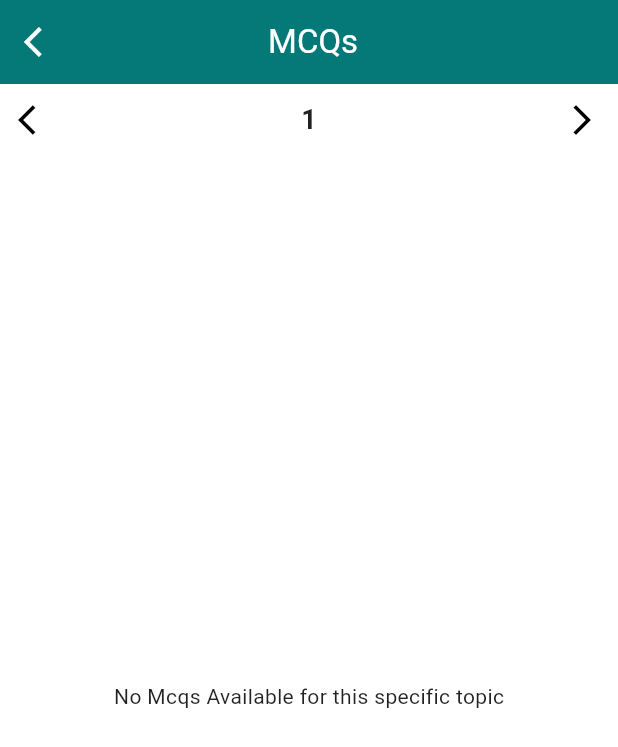
After one commit to umarprivit/prime_app, a Flutter app: the McqsListScreen screen opened by its route, after a tap on the "arrow back ios" icon, on a phone screen of 412 x 824 dp. The commit adds this screen. Shown: the top 747 px of the screen. Run offline on Flutter 3.47's test engine with Material 3 defaults, Android fonts, the phone set to English and light mode, and no system bars; our stand-ins replace carousel_slider, cloud_firestore, device_info_plus, firebase_core, firebase_messaging, flutter_local_notifications and 4 more; missing offline and left inert: app_settings; accounts and stored records are empty.

Commit message:
git conflicts resolved

```diff
--- a/lib/controllers/dashboard_controller.dart
+++ b/lib/controllers/dashboard_controller.dart
@@ -13,6 +13,10 @@ class DashboardController extends GetxController {
   RxBool isHomeLoading = false.obs;
   RxList enrolledCourses = [].obs;
   List<Course> courses = [];
+  List carouselImages = [
+    "assets/images/carousel_image.png",
+    "assets/images/carousel_image.png",
+  ];
   late Rx<Course> selectedSkill = Course(courseName: '', id: '').obs;
   final TextEditingController nameController = TextEditingController();
   final TextEditingController DOBController = TextEditingController();
--- /dev/null
+++ b/lib/controllers/mcqs_controller.dart
@@ -0,0 +1,55 @@
+import 'package:get/get.dart';
+import 'package:prime_app/models/question_model.dart';
+import 'package:prime_app/service/firestore_service.dart';
+
+class McqsController extends GetxController {
+  RxString selectedSubject = ''.obs;
+  RxList subjects = [].obs;
+  RxList<QuizQuestion> mcqs = <QuizQuestion>[].obs;
+  RxBool isSubjectLoading = false.obs;
+  RxBool isMcqsLoading = false.obs;
+  RxInt selectedPageNumber = 1.obs;
+
+  Future<void> getSubjectNames() async {
+    try {
+      isSubjectLoading.value = true;
+      final data = await FirestoreService().getAllDocumentNames('mcqs');
+      print(data);
+      subjects.assignAll(data);
+    } catch (e) {
+      print(e);
+    } finally {
+      isSubjectLoading.value = false;
+    }
+  }
+
+  void increasePageNumber() {
+    selectedPageNumber.value++;
+    getAllMcqs();
+  }
+
+  void decreasePageNumber() {
+    if (selectedPageNumber > 1) {
+      selectedPageNumber.value--;
+      getAllMcqs();
+    }
+  }
+
+  Future<void> getAllMcqs() async {
+    try {
+      isMcqsLoading.value = true;
+      final data = await FirestoreService().getFieldFromDocument(
+        'mcqs',
+        selectedSubject.value,
+        selectedPageNumber.value.toString(),
+      );
+      mcqs.value = List<QuizQuestion>.from(
+        data.map((e) => QuizQuestion.fromMap(e)),
+      );
+    } catch (e) {
+      print(e);
+    } finally {
+      isMcqsLoading.value = false;
+    }
+  }
+}
--- a/lib/main.dart
+++ b/lib/main.dart
@@ -1,4 +1,3 @@
-import 'dart:io';
 import 'package:cloud_firestore/cloud_firestore.dart';
 import 'package:firebase_core/firebase_core.dart';
 import 'package:firebase_messaging/firebase_messaging.dart';
@@ -7,7 +6,7 @@ import 'package:get/get.dart';
 import 'package:prime_app/apptheme.dart';
 import 'package:prime_app/routes.dart';
 import 'package:prime_app/screens/starting_screens/splash_screen.dart';
-import 'package:prime_app/service/notification_service.dart';
+import 'package:prime_app/service/firestore_service.dart';
 import 'package:prime_app/service/shared_preferences.dart';
 
 Future<void> main() async {
@@ -16,6 +15,11 @@ Future<void> main() async {
   await dataEntry();
   FirebaseMessaging.onBackgroundMessage(_backgroundMessageHandler);
   FirebaseMessaging.instance.subscribeToTopic("all");
+  String? deviceId = await SharedPrefService().getDeviceId();
+  if (!(deviceId!.isEmpty)) {
+    print("Trying to delete expire courses registerd on this device with device id $deviceId");
+    await FirestoreService().isExpired(deviceId: deviceId);
+  }
 
   await SharedPrefService.init();
   runApp(GetMaterialApp(
@@ -46,7 +50,8 @@ Map<int, List<Map<String, dynamic>>> mcqsByPage = {
       "answer": "Rasheed exclaimed what a fantastic performance it was."
     },
     {
-    "question": "The teacher exclaimed, 'How well you have done on the test, Rasheed!'",
+      "question":
+          "The teacher exclaimed, 'How well you have done on the test, Rasheed!'",
       "options": [
         "The teacher exclaimed how well Rasheed has done on the test.",
         "The teacher exclaimed that Rasheed had done well on the test.",
@@ -66,14 +71,16 @@ Map<int, List<Map<String, dynamic>>> mcqsByPage = {
       "answer": "Rasheed exclaimed what a beautiful garden it was."
     },
     {
-    "question": "The teacher said, 'How smartly Rasheed answers the questions!'",
+      "question":
+          "The teacher said, 'How smartly Rasheed answers the questions!'",
       "options": [
         "The teacher exclaimed how smartly Rasheed answers the questions.",
         "The teacher exclaimed how smartly Rasheed answered the questions.",
         "The teacher said that Rasheed answers the questions smartly.",
         "The teacher said that Rasheed answered the questions smartly."
       ],
-    "answer": "The teacher exclaimed how smartly Rasheed answered the questions."
+      "answer":
+          "The teacher exclaimed how smartly Rasheed answered the questions."
     },
     {
       "question": "Rasheed exclaimed, 'How exciting this adventure is!'",
@@ -126,18 +133,18 @@ Map<int, List<Map<String, dynamic>>> mcqsByPage = {
       "answer": "Rasheed exclaimed what a wonderful opportunity it was."
     },
     {
-    "question": "The teacher exclaimed, 'How well Rasheed performed in the competition!'",
+      "question":
+          "The teacher exclaimed, 'How well Rasheed performed in the competition!'",
       "options": [
         "The teacher exclaimed how well Rasheed performed in the competition.",
         "The teacher said that Rasheed had performed well in the competition.",
         "The teacher exclaimed that Rasheed performed well in the competition.",
         "The teacher exclaimed how well Rasheed had performed in the competition."
       ],
-    "answer": "The teacher exclaimed how well Rasheed had performed in the competition."
+      "answer":
+          "The teacher exclaimed how well Rasheed had performed in the competition."
     }
-]
-
-,
+  ],
 //   4: [
 //   {
 //     "question": "She said, \"What a beautiful day it is!\"",
@@ -340,7 +347,6 @@ Map<int, List<Map<String, dynamic>>> mcqsByPage = {
 //     "answer": "They exclaimed what a lovely morning it was."
 //   }
 // ]
-
 };
 
 Future<void> dataEntry() async {
--- a/lib/models/question_model.dart
+++ b/lib/models/question_model.dart
@@ -13,7 +13,7 @@ class QuizQuestion {
   factory QuizQuestion.fromMap(Map<String, dynamic> map) {
     return QuizQuestion(
       question: map['question'],
-      correct: map['correct'],
+      correct: map['correct'] ?? map['answer'] ?? "",
       options: List<String>.from(map['options']),
     );
   }
--- a/lib/routes.dart
+++ b/lib/routes.dart
@@ -1,3 +1,4 @@
+import 'package:flutter/material.dart';
 import 'package:get/get.dart';
 import 'package:prime_app/screens/course_screens/chapter_screen.dart';
 import 'package:prime_app/screens/course_screens/quiz_note_screen.dart';
@@ -8,6 +9,8 @@ import 'package:prime_app/screens/course_screens/topics_screen.dart';
 import 'package:prime_app/screens/course_screens/video_screen.dart';
 import 'package:prime_app/screens/dashboard/homeScreen.dart';
 import 'package:prime_app/screens/dashboard/dashboard_screen.dart';
+import 'package:prime_app/screens/dashboard/mcqs_list_screen.dart';
+import 'package:prime_app/screens/dashboard/mcqs_subject_screen.dart';
 import 'package:prime_app/screens/starting_screens/banners_screen.dart';
 import 'package:prime_app/screens/starting_screens/intro_screen.dart';
 import 'package:prime_app/screens/starting_screens/login_screen.dart';
@@ -68,6 +71,14 @@ class AppRoutes {
       name: Routes.REQUEST_COURSE_SCREEN_ROUTE,
       page: () => RequestCourse(),
     ),
+    GetPage(
+      name: Routes.MCQS_SUBJECT_SCREEN_ROUTE,
+      page: () => McqsSubjectScreen(),
+    ),
+    GetPage(
+      name: Routes.MCQS_SCREEN_ROUTE,
+      page: () => McqsListScreen(),
+    ),
   ];
 }
 
@@ -85,6 +96,8 @@ class Routes {
   static String QUIZ_INSTRUCTION_SCREEN_ROUTE = '/quiz_instruction_screen';
   static String QUIZ_RESULT_SCREEN_ROUTE = '/quiz_result_screen';
   static String REQUEST_COURSE_SCREEN_ROUTE = '/course_request_screen';
+  static String MCQS_SUBJECT_SCREEN_ROUTE = '/mcqs_subject_screen';
+  static String MCQS_SCREEN_ROUTE = '/mcqs_screen';
 }
 
 class Endpoints {}
--- a/lib/screens/dashboard/dashboard_screen.dart
+++ b/lib/screens/dashboard/dashboard_screen.dart
@@ -6,11 +6,9 @@ import 'package:get/get.dart';
 import 'package:prime_app/config/config.dart';
 import 'package:prime_app/controllers/dashboard_controller.dart';
 import 'package:prime_app/screens/dashboard/homeScreen.dart';
-import 'package:prime_app/screens/dashboard/course_widget.dart';
 import 'package:prime_app/screens/dashboard/library_screen.dart';
 import 'package:prime_app/widgets/app_drawer.dart';
 import 'package:prime_app/widgets/dashboard_widgets/custom_appBar.dart';
-import 'package:prime_app/widgets/dashboard_widgets/library_container.dart';
 
 class DashboardScreen extends StatefulWidget {
   const DashboardScreen({super.key});
--- /dev/null
+++ b/lib/screens/dashboard/mcqs_list_screen.dart
@@ -0,0 +1,102 @@
+import 'package:flutter/material.dart';
+import 'package:get/get.dart';
+import 'package:prime_app/config/config.dart';
+import 'package:prime_app/controllers/mcqs_controller.dart';
+import 'package:prime_app/widgets/dashboard_widgets/mcqslist_skelton.dart';
+
+class McqsListScreen extends StatelessWidget {
+  McqsListScreen({super.key});
+  final McqsController con = Get.find<McqsController>();
+
+  @override
+  Widget build(BuildContext context) {
+    con.getAllMcqs();
+    return Scaffold(
+      appBar: AppBar(
+        leading: IconButton(
+          icon: Icon(Icons.arrow_back_ios),
+          onPressed: () {
+            Get.back();
+          },
+        ),
+        centerTitle: true,
+        title: Text('${con.selectedSubject.value.capitalizeFirst} MCQs'),
+      ),
+      body: Column(
+        children: [
+          Row(
+            mainAxisAlignment: MainAxisAlignment.spaceBetween,
+            children: [
+              IconButton(
+                icon: Icon(Icons.arrow_back_ios),
+                onPressed: con.decreasePageNumber,
+              ),
+              Obx(
+                () => Text(
+                  "${con.selectedPageNumber.value}",
+                  style: TextStyle(fontSize: 18, fontWeight: FontWeight.bold),
+                ),
+              ),
+              IconButton(
+                icon: Icon(Icons.arrow_forward_ios),
+                onPressed: con.increasePageNumber,
+              ),
+            ],
+          ),
+          Expanded(
+            child: Obx(
+              () => con.isMcqsLoading.value
+                  ? McqsListSkeleton()
+                  : con.mcqs.isEmpty
+                      ? Center(
+                          child:
+                              Text("No Mcqs Available for this specific topic"),
+                        )
+                      : ListView.builder(
+                          itemCount: con.mcqs.length,
+                          itemBuilder: (context, index) {
+                            return Container(
+                              margin: EdgeInsets.symmetric(
+                                  horizontal: 20, vertical: 10),
+                              child: Column(
+                                crossAxisAlignment: CrossAxisAlignment.start,
+                                children: [
+                                  Text(
+                                    "${index + 1}. ${con.mcqs[index].question}",
+                                    style: TextStyle(
+                                      fontSize: 20,
+                                      fontFamily: Config.FONT_FAMILY,
+                                      fontWeight: FontWeight.w800,
+                                    ),
+                                  ),
+                                  ...con.mcqs[index].options.map((e) {
+                                    return Text(
+                                      //index of e
+                                      "${con.mcqs[index].options.indexOf(e) + 1}. $e",
+                                      style: TextStyle(
+                                        fontSize: 16,
+                                        fontWeight: FontWeight.w500,
+                                        fontFamily: Config.FONT_FAMILY,
+                                      ),
+                                    );
+                                  }).toList(),
+                                  Text(
+                                    "Correct Answer: ${con.mcqs[index].correct}",
+                                    style: TextStyle(
+                                      fontSize: 17,
+                                      fontWeight: FontWeight.w700,
+                                      fontFamily: Config.FONT_FAMILY,
+                                    ),
+                                  ),
+                                ],
+                              ),
+                            );
+                          },
+                        ),
+            ),
+          ),
+        ],
+      ),
+    );
+  }
+}
--- a/lib/service/shared_preferences.dart
+++ b/lib/service/shared_preferences.dart
@@ -36,7 +36,7 @@ class SharedPrefService {
 
   bool getIsLoggedIn() => _prefs?.getBool(_isLoggedInKey) ?? false;
 
-  String? getDeviceId() => _prefs?.getString(_deviceIdKey);
+  String? getDeviceId() => _prefs?.getString(_deviceIdKey) ?? "";
 
   // Clear all stored data (optional utility method)
   Future<void> clearAll() async {
--- a/lib/widgets/app_drawer.dart
+++ b/lib/widgets/app_drawer.dart
@@ -1,6 +1,7 @@
 import 'package:flutter/material.dart';
 import 'package:get/get.dart';
 import 'package:prime_app/controllers/loginScreen_controller.dart';
+import 'package:prime_app/routes.dart';
 
 class AppDrawer extends StatelessWidget {
   @override
@@ -35,13 +36,13 @@ class AppDrawer extends StatelessWidget {
             child: ListView(
               children: [
                 _buildDrawerItem(Icons.person_outline, "My Profile", () {}),
-                _buildDrawerItem(Icons.extension, "Quiz", () {}),
+                _buildDrawerItem(Icons.extension, "MCQs", () {
+                  Get.toNamed(Routes.MCQS_SUBJECT_SCREEN_ROUTE);
+                }),
                 _buildDrawerItem(Icons.download_rounded, "Downloads", () {}),
                 _buildDrawerItem(
                     Icons.bug_report_outlined, "Report Bugs", () {}),
                 _buildDrawerItem(Icons.help_outline, "Ask a question", () {}),
-                _buildDrawerItem(
-                    Icons.brightness_6, "Dark / Light mode", () {}),
                 _buildDrawerItem(Icons.logout, "Logout", () {
                   con.logoutAsGuest();
                 }),
--- /dev/null
+++ b/lib/widgets/dashboard_widgets/mcqslist_skelton.dart
@@ -0,0 +1,57 @@
+import 'package:flutter/material.dart';
+import 'package:shimmer/shimmer.dart';
+
+class McqsListSkeleton extends StatelessWidget {
+  @override
+  Widget build(BuildContext context) {
+    return ListView.builder(
+      itemCount: 5, // Display 5 skeleton items as a placeholder
+      itemBuilder: (context, index) {
+        return Container(
+          margin: EdgeInsets.symmetric(horizontal: 20, vertical: 10),
+          child: Column(
+            crossAxisAlignment: CrossAxisAlignment.start,
+            children: [
+              Shimmer.fromColors(
+                baseColor: Colors.grey[300]!,
+                highlightColor: Colors.grey[100]!,
+                child: Container(
+                  height: 20,
+                  width: double.infinity,
+                  color: Colors.white,
+                ),
+              ),
+              SizedBox(height: 10),
+              ...List.generate(4, (i) => _buildOptionSkeleton()),
+              SizedBox(height: 10),
+              Shimmer.fromColors(
+                baseColor: Colors.grey[300]!,
+                highlightColor: Colors.grey[100]!,
+                child: Container(
+                  height: 18,
+                  width: 150,
+                  color: Colors.white,
+                ),
+              ),
+            ],
+          ),
+        );
+      },
+    );
+  }
+
+  Widget _buildOptionSkeleton() {
+    return Padding(
+      padding: const EdgeInsets.symmetric(vertical: 5.0),
+      child: Shimmer.fromColors(
+        baseColor: Colors.grey[300]!,
+        highlightColor: Colors.grey[100]!,
+        child: Container(
+          height: 16,
+          width: double.infinity,
+          color: Colors.white,
+        ),
+      ),
+    );
+  }
+}
--- a/pubspec.yaml
+++ b/pubspec.yaml
@@ -50,6 +50,7 @@ dependencies:
   flutter_local_notifications: ^18.0.1
   firebase_messaging: ^15.2.4
   app_settings: ^5.2.0
+  intl: ^0.20.2
 
 dev_dependencies:
   flutter_test:
```
Also changed, not shown: lib/screens/dashboard/homeScreen.dart (+74 -11 lines), lib/screens/dashboard/mcqs_subject_screen.dart (added, +57 -0 lines), lib/service/firestore_service.dart (+93 -3 lines), lib/widgets/dashboard_widgets/carouse_slider.dart (added, +89 -0 lines), pubspec.lock, 180 other files. Lines whose indentation alone changed are shown as unchanged.
